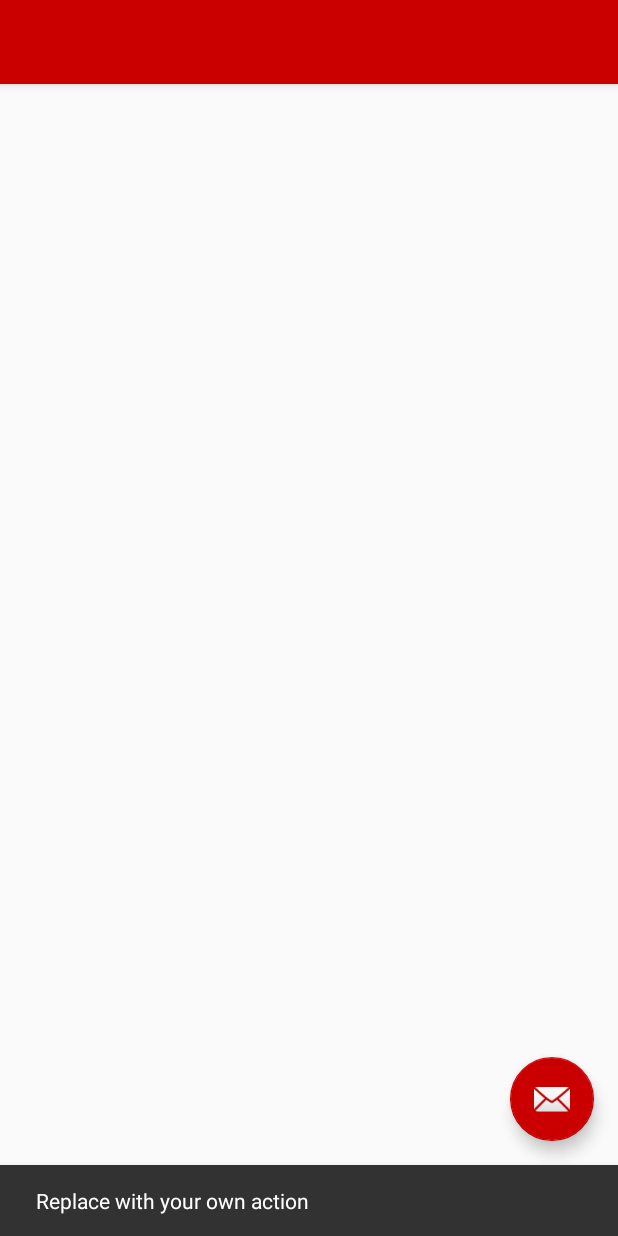
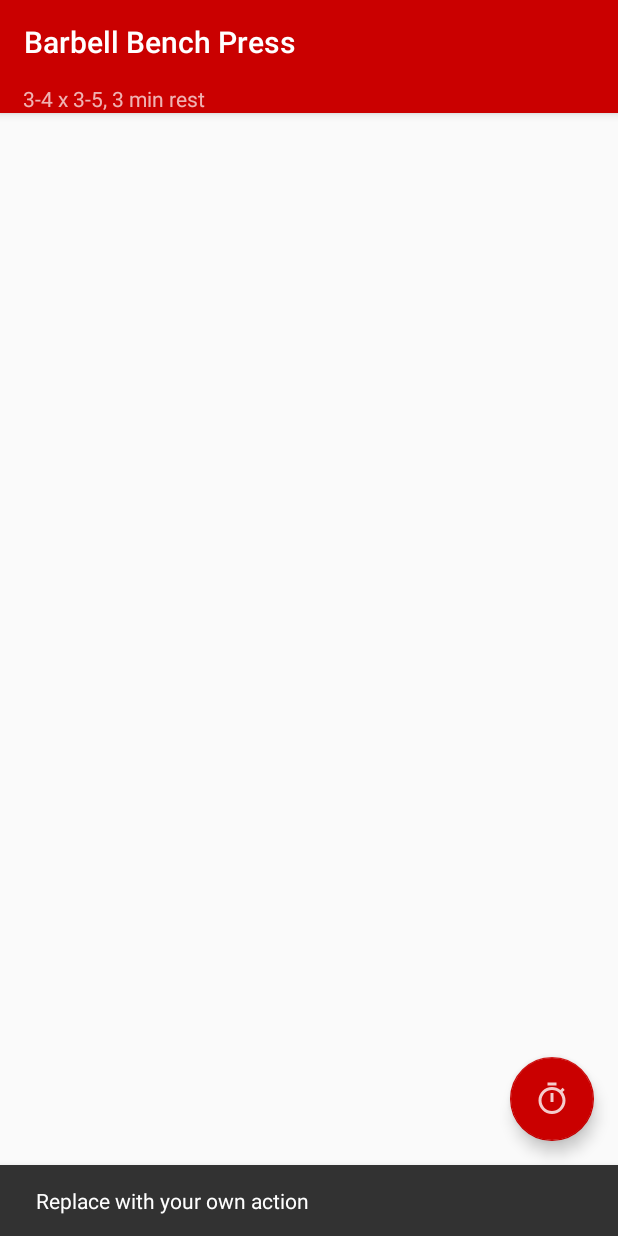
Before and after one commit to bhuminson/phul, an Android app: the ExerciseActivity screen opened directly, with no data from a screen before it, after a tap on an icon or button, on a phone screen of 412 x 824 dp. Run offline under Robolectric (Android 15) with nearby library versions, the phone set to English and light mode, and no system bars.

Commit message:
added more functionality

```diff
--- /dev/null
+++ b/app/src/main/java/com/bhumin/android/phul/Exercise.java
@@ -0,0 +1,49 @@
+package com.bhumin.android.phul;
+
+class Exercise {
+    public String name;
+    int minSets;
+    int maxSets;
+    int minReps;
+    int maxReps;
+    int rest;
+
+    public Exercise(String name, int minSets, int maxSets, int minReps, int maxReps, int rest) {
+        this.name = name;
+        this.minSets = minSets;
+        this.maxSets = maxSets;
+        this.minReps = minReps;
+        this.maxReps = maxReps;
+        this.rest = rest;
+    }
+
+    public String getDescription() {
+        String sets;
+        if(minSets == maxSets) {
+            sets = "" + minSets;
+        } else {
+            sets = "" + minSets + "-" + maxSets;
+        }
+
+        String reps;
+        if(minReps == maxReps) {
+            reps = "" + minReps;
+        } else {
+            reps = "" + minReps + "-" + maxReps;
+        }
+
+        String restString;
+        int minutes = rest / 60;
+        int seconds = rest % 60;
+        if(minutes > 0) {
+            restString = "" + minutes + " min ";
+            if(seconds != 0) {
+                restString += seconds + "sec ";
+            }
+            restString += "rest";
+        } else {
+            restString = "" + seconds + " sec rest";
+        }
+        return sets + " x " + reps + ", " + restString;
+    }
+}
--- a/app/src/main/java/com/bhumin/android/phul/ExerciseActivity.java
+++ b/app/src/main/java/com/bhumin/android/phul/ExerciseActivity.java
@@ -10,8 +10,12 @@ import androidx.appcompat.app.AppCompatActivity;
 import androidx.appcompat.widget.Toolbar;
 
 import android.view.View;
+import android.widget.TextView;
 
 public class ExerciseActivity extends AppCompatActivity {
+
+    private Day mDay;
+    private Exercise mExercise;
 
     @Override
     protected void onCreate(Bundle savedInstanceState) {
@@ -30,8 +34,13 @@ public class ExerciseActivity extends AppCompatActivity {
         });
 
         Intent intent = getIntent();
-        String name = intent.getStringExtra("NAME");
-        setTitle(name);
+        int day_index = intent.getIntExtra("DAY_INDEX", 0);
+        int exercise_index = intent.getIntExtra("EXERCISE_INDEX", 0);
+        mDay = Routine.days.get(day_index);
+        mExercise = mDay.exercises.get(exercise_index);
+        setTitle(mExercise.name);
+
+        TextView subtitle = findViewById(R.id.subtitle);
+        subtitle.setText(mExercise.getDescription());
     }
-
 }
--- /dev/null
+++ b/app/src/main/res/drawable-anydpi/timer_icon.xml
@@ -0,0 +1,11 @@
+<vector xmlns:android="http://schemas.android.com/apk/res/android"
+    android:width="24dp"
+    android:height="24dp"
+    android:viewportWidth="24"
+    android:viewportHeight="24"
+    android:tint="#FFFFFF"
+    android:alpha="0.8">
+    <path
+        android:fillColor="#FF000000"
+        android:pathData="M15,1L9,1v2h6L15,1zM11,14h2L13,8h-2v6zM19.03,7.39l1.42,-1.42c-0.43,-0.51 -0.9,-0.99 -1.41,-1.41l-1.42,1.42C16.07,4.74 14.12,4 12,4c-4.97,0 -9,4.03 -9,9s4.02,9 9,9 9,-4.03 9,-9c0,-2.12 -0.74,-4.07 -1.97,-5.61zM12,20c-3.87,0 -7,-3.13 -7,-7s3.13,-7 7,-7 7,3.13 7,7 -3.13,7 -7,7z"/>
+</vector>
--- a/app/src/main/res/layout/activity_exercise.xml
+++ b/app/src/main/res/layout/activity_exercise.xml
@@ -2,11 +2,13 @@
 <androidx.coordinatorlayout.widget.CoordinatorLayout xmlns:android="http://schemas.android.com/apk/res/android"
     xmlns:app="http://schemas.android.com/apk/res-auto"
     xmlns:tools="http://schemas.android.com/tools"
+    android:id="@+id/exercise_details"
     android:layout_width="match_parent"
     android:layout_height="match_parent"
     tools:context=".ExerciseActivity">
 
     <com.google.android.material.appbar.AppBarLayout
+        android:id="@+id/appBarLayout2"
         android:layout_width="match_parent"
         android:layout_height="wrap_content"
         android:theme="@style/AppTheme.AppBarOverlay">
@@ -18,6 +20,12 @@
             android:background="?attr/colorPrimary"
             app:popupTheme="@style/AppTheme.PopupOverlay" />
 
+        <TextView
+            android:id="@+id/subtitle"
+            style="@style/exercise_subtitle"
+            android:layout_width="match_parent"
+            android:layout_height="wrap_content" />
+
     </com.google.android.material.appbar.AppBarLayout>
 
     <com.google.android.material.floatingactionbutton.FloatingActionButton
@@ -26,7 +34,7 @@
         android:layout_height="wrap_content"
         android:layout_gravity="bottom|end"
         android:layout_margin="@dimen/fab_margin"
-        app:srcCompat="@android:drawable/ic_dialog_email" />
+        app:srcCompat="@drawable/timer_icon" />
 
     <include layout="@layout/content_exercise" />
 
--- a/app/src/main/res/layout/activity_routine.xml
+++ b/app/src/main/res/layout/activity_routine.xml
@@ -1,5 +1,6 @@
 <?xml version="1.0" encoding="utf-8"?>
 <LinearLayout xmlns:android="http://schemas.android.com/apk/res/android"
+    android:id="@+id/days_layout"
     xmlns:app="http://schemas.android.com/apk/res-auto"
     xmlns:tools="http://schemas.android.com/tools"
     android:layout_width="match_parent"
--- a/app/src/main/res/values/strings.xml
+++ b/app/src/main/res/values/strings.xml
@@ -38,5 +38,5 @@
     <string name="leg_curl_power_details">3–4 x 6–10, 1 min 30 sec rest</string>
     <string name="calf_raise_details">4 x 6–10, 1 min 30 sec rest</string>
     <string name="standard_hyp_details">3–4 x 8–12, 1 min 30 sec rest</string>
-    <string name="leg_heavy_hyp_details">3-4 x 10-15, 1 min 30 sec rest</string>
+    <string name="leg_heavy_hyp_details">3–4 x 10–15, 1 min 30 sec rest</string>
 </resources>
--- a/app/src/main/res/values/styles.xml
+++ b/app/src/main/res/values/styles.xml
@@ -49,4 +49,15 @@
         <item name="android:textSize">16sp</item>
     </style>
 
+    <style name="exercise_subtitle">
+        <item name="android:layout_width">match_parent</item>
+        <item name="android:layout_height">0dp</item>
+        <item name="android:paddingStart">15dp</item>
+        <item name="android:paddingLeft">15dp</item>
+        <item name="android:paddingEnd">0dp</item>
+        <item name="android:paddingRight">0dp</item>
+        <item name="android:gravity">top</item>
+        <item name="android:textSize">14sp</item>
+    </style>
+
 </resources>
```
Also changed, not shown: app/src/main/java/com/bhumin/android/phul/Day.java (added, +16 -0 lines), app/src/main/java/com/bhumin/android/phul/DayActivity.java (+17 -38 lines), app/src/main/java/com/bhumin/android/phul/Routine.java (added, +78 -0 lines), app/src/main/java/com/bhumin/android/phul/RoutineActivity.java (+7 -13 lines), app/src/main/res/layout/activity_day.xml (+0 -11 lines), app/src/main/res/drawable-hdpi/timer_icon.png (added), app/src/main/res/drawable-mdpi/timer_icon.png (added), app/src/main/res/drawable-xhdpi/timer_icon.png (added), app/src/main/res/drawable-xxhdpi/timer_icon.png (added).
